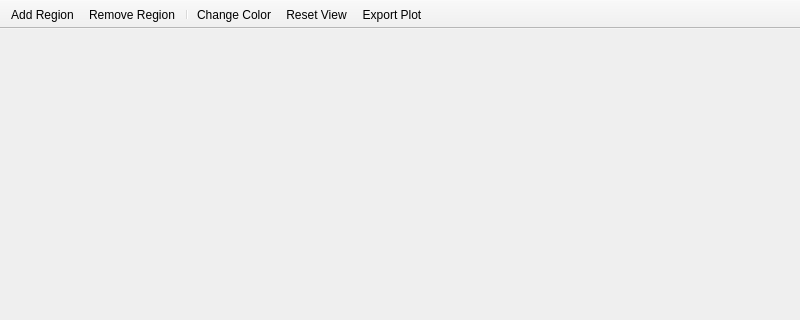
The window that specviz/widgets/ui/plot_window.ui (spacetelescope/specviz) describes before a commit, drawn with Qt 5; both pictures show x 0 to 800 and y 0 to 320 of the 800 by 600 pixel window.
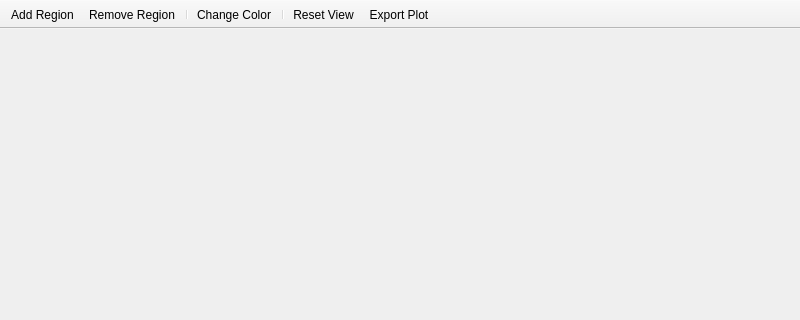
The same window after the commit. Icons and pictures are not drawn.

Commit message: Add reset view button to plot bar

The edit to the form file:
```diff
--- a/specviz/widgets/ui/plot_window.ui
+++ b/specviz/widgets/ui/plot_window.ui
@@ -67,6 +67,7 @@
    <addaction name="remove_region_action"/>
    <addaction name="separator"/>
    <addaction name="change_color_action"/>
+   <addaction name="separator"/>
    <addaction name="reset_view_action"/>
    <addaction name="export_plot_action"/>
   </widget>
```
Left out of the diff: 16 changed lines with no effect on the pictures. The commit also changes 4 other files.
